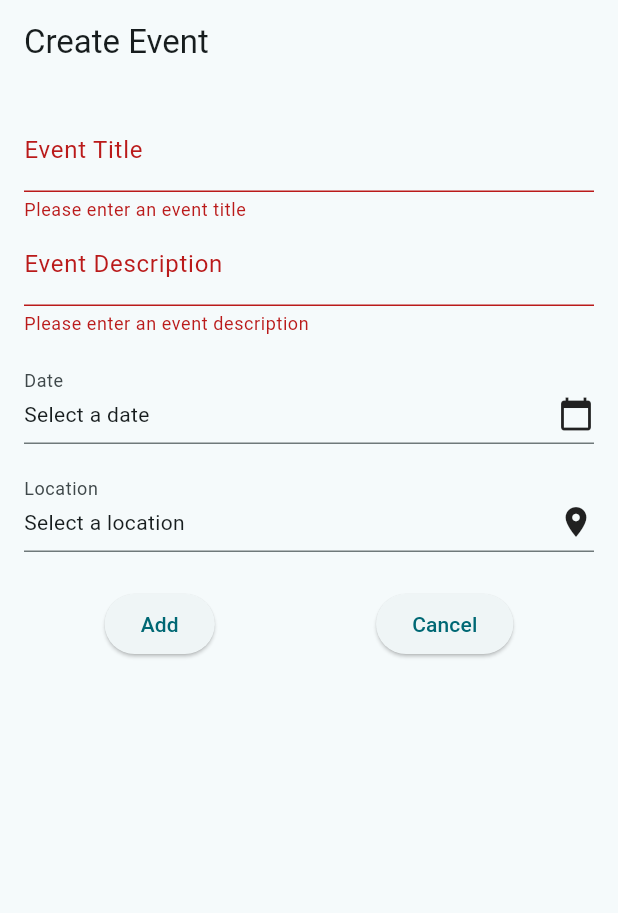
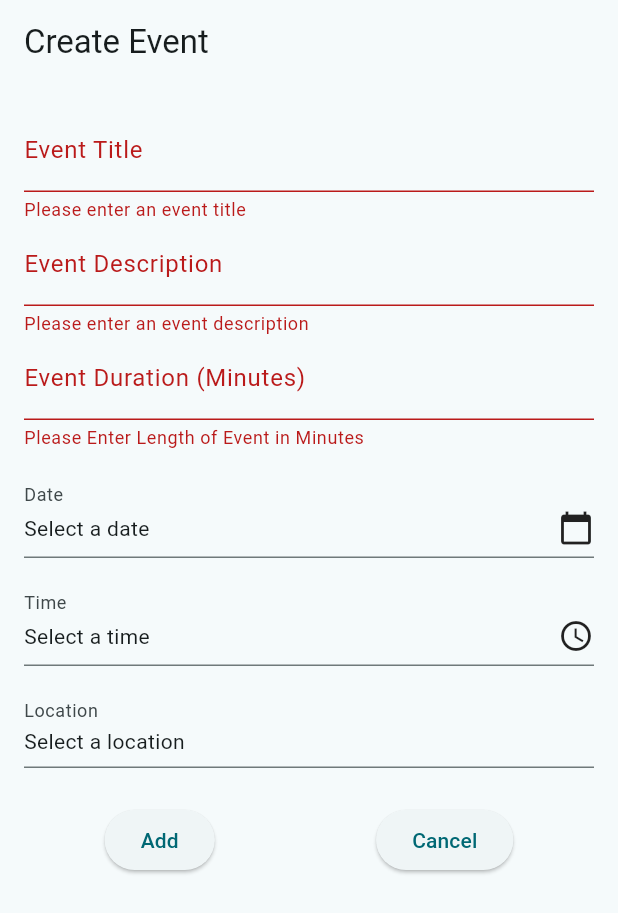
Before and after one commit to thekioskman/fydp_frontend, a Flutter app: the CreateEventPage screen opened directly, after a tap on "Add", on a phone screen of 412 x 824 dp. Shown: the top 913 px of the screen. Run offline on Flutter 3.47's test engine with Material 3 defaults, Android fonts, the phone set to English and light mode, and no system bars; our stand-ins replace carousel_slider, file_picker, flutter_dotenv, geocoding, geolocator, google_fonts and 6 more; accounts and stored records are empty; network calls fail.

Commit message:
maps working 1

```diff
--- a/frontend/lib/clubs/create_event.dart
+++ b/frontend/lib/clubs/create_event.dart
@@ -15,8 +15,11 @@ class _CreateEventPageState extends State<CreateEventPage> {
   final _formKey = GlobalKey<FormState>();
   final _titleController = TextEditingController();
   final _descriptionController = TextEditingController();
+  final _eventLengthController = TextEditingController();
   DateTime? _selectedDate;
+  TimeOfDay? _selectedTime;
   LatLng? _selectedLocation;
+  String? _selectedAddress;
 
   Future<void> _selectDate(BuildContext context) async {
     final DateTime? picked = await showDatePicker(
@@ -32,44 +35,60 @@ class _CreateEventPageState extends State<CreateEventPage> {
     }
   }
 
+  Future<void> _selectTime(BuildContext context) async {
+    final TimeOfDay? picked = await showTimePicker(
+      context: context,
+      initialTime: TimeOfDay.now(),
+    );
+    if (picked != null && picked != _selectedTime) {
+      setState(() {
+        _selectedTime = picked;
+      });
+    }
+  }
+
   Future<void> _pickLocation(BuildContext context) async {
-    final LatLng? location = await Navigator.push(
+
+    final result = await Navigator.push(
       context,
       MaterialPageRoute(
         builder: (context) => LocationPicker(
-          onLocationPicked: (LatLng location) {
-            Navigator.pop(context, location);
+          onLocationPicked: (LatLng location, String address) {
+            Navigator.pop(context, {'location': location, 'address': address});
           },
         ),
       ),
     );
+    if (!mounted) return;
 
-    if (location != null) {
+    if (result != null) {
+      LatLng selectedLocation = result['location'];
+      String selectedAddress = result['address'];
+      print('Selected Location: ${selectedLocation.latitude}, ${selectedLocation.longitude}');
+      print('Selected Address: $selectedAddress');
       setState(() {
-        _selectedLocation = location;
+        _selectedLocation = selectedLocation;
+        _selectedAddress = selectedAddress;
       });
     }
   }
 
   void _submitForm() async {
     if (_formKey.currentState!.validate()) {
-
       final apiUrl = dotenv.env['API_URL'] ?? 'http://10.0.2.2:8000';
       _formKey.currentState!.save();
       // Handle the form submission, e.g., save the event details
       final eventData = {
         'title': _titleController.text,
         'description': _descriptionController.text,
+        'duration': _eventLengthController.text,
         'date': _selectedDate != null ? DateFormat('yyyy-MM-dd').format(_selectedDate!) : null,
-        'location': _selectedLocation != null
-            ? {
+        'time': _selectedTime?.format(context),
         'latitude': _selectedLocation!.latitude,
         'longitude': _selectedLocation!.longitude,
-                }
-            : null,
+        'location': _selectedAddress, // Use the edited address
       };
       // Send eventData to your backend
-
       final response = await http.post(
         Uri.parse('$apiUrl/event/new'),
         headers: {'Content-Type': 'application/json; charset=UTF-8'},
@@ -90,6 +109,7 @@ class _CreateEventPageState extends State<CreateEventPage> {
         padding: const EdgeInsets.all(16.0),
         child: Form(
           key: _formKey,
+          child: SingleChildScrollView( // Make the form scrollable
             child: Column(
               children: <Widget>[
                 TextFormField(
@@ -116,6 +136,18 @@ class _CreateEventPageState extends State<CreateEventPage> {
                     return null;
                   },
                 ),
+                TextFormField(
+                  controller: _eventLengthController,
+                  decoration: InputDecoration(
+                    labelText: 'Event Duration (Minutes)',
+                  ),
+                  validator: (value) {
+                    if (value == null || value.isEmpty) {
+                      return 'Please Enter Length of Event in Minutes';
+                    }
+                    return null;
+                  },
+                ),
                 SizedBox(height: 16),
                 InkWell(
                   onTap: () => _selectDate(context),
@@ -138,20 +170,48 @@ class _CreateEventPageState extends State<CreateEventPage> {
                 ),
                 SizedBox(height: 16),
                 InkWell(
+                  onTap: () => _selectTime(context),
+                  child: InputDecorator(
+                    decoration: InputDecoration(
+                      labelText: 'Time',
+                    ),
+                    child: Row(
+                      mainAxisAlignment: MainAxisAlignment.spaceBetween,
+                      children: <Widget>[
+                        Text(
+                          _selectedTime == null
+                              ? 'Select a time'
+                              : _selectedTime!.format(context),
+                        ),
+                        Icon(Icons.access_time),
+                      ],
+                    ),
+                  ),
+                ),
+                SizedBox(height: 16),
+                InkWell(
                   onTap: () => _pickLocation(context),
                   child: InputDecorator(
                     decoration: InputDecoration(
                       labelText: 'Location',
                     ),
-                  child: Row(
-                    mainAxisAlignment: MainAxisAlignment.spaceBetween,
-                    children: <Widget>[
-                      Text(
-                        _selectedLocation == null
-                            ? 'Select a location'
-                            : 'Lat: ${_selectedLocation!.latitude}, Lng: ${_selectedLocation!.longitude}',
+                    child: _selectedLocation == null
+                        ? Text('Select a location')
+                        : Column(
+                            crossAxisAlignment: CrossAxisAlignment.start,
+                            children: [
+                              TextFormField(
+                                initialValue: _selectedAddress,
+                                decoration: InputDecoration(
+                                  border: InputBorder.none, // Remove the default border
+                                  contentPadding: EdgeInsets.zero, // Adjust padding
                                 ),
-                      Icon(Icons.location_on),
+                                onChanged: (value) {
+                                  setState(() {
+                                    _selectedAddress = value; // Update the address when the user edits it
+                                  });
+                                },
+                              ),
                             ],
                           ),
                   ),
@@ -164,6 +224,15 @@ class _CreateEventPageState extends State<CreateEventPage> {
                       onPressed: () {
                         if (_formKey.currentState!.validate()) {
                           // Process the data
+                          if (_selectedLocation == null) {
+                            // Show a validation message
+                            ScaffoldMessenger.of(context).showSnackBar(
+                              SnackBar(
+                                content: Text('Please select a location'),
+                                backgroundColor: Colors.red,
+                              ),
+                            );
+                          }
                           _submitForm();
                         }
                       },
@@ -176,6 +245,7 @@ class _CreateEventPageState extends State<CreateEventPage> {
                         _descriptionController.clear();
                         setState(() {
                           _selectedDate = null;
+                          _selectedTime = null;
                           _selectedLocation = null;
                         });
                       },
@@ -184,6 +254,7 @@ class _CreateEventPageState extends State<CreateEventPage> {
                   ],
                 ),
               ],
+            ),
           ),
         ),
       ),
--- a/frontend/pubspec.yaml
+++ b/frontend/pubspec.yaml
@@ -51,6 +51,7 @@ dependencies:
   http_parser: ^4.1.2
   google_maps_flutter: ^2.10.1
   geolocator: ^13.0.2
+  geocoding: ^3.0.0
 
 
 dev_dependencies:
```
Also changed, not shown: frontend/lib/clubs/location_picker.dart (+48 -5 lines), frontend/pubspec.lock. Lines whose indentation alone changed are shown as unchanged.
